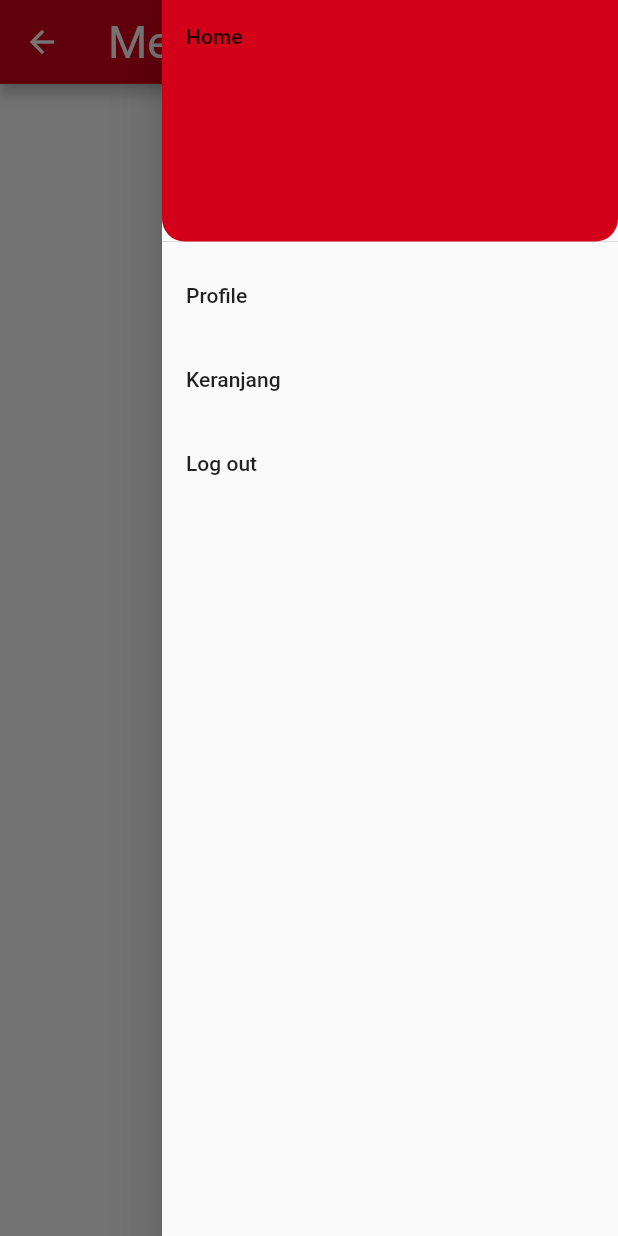
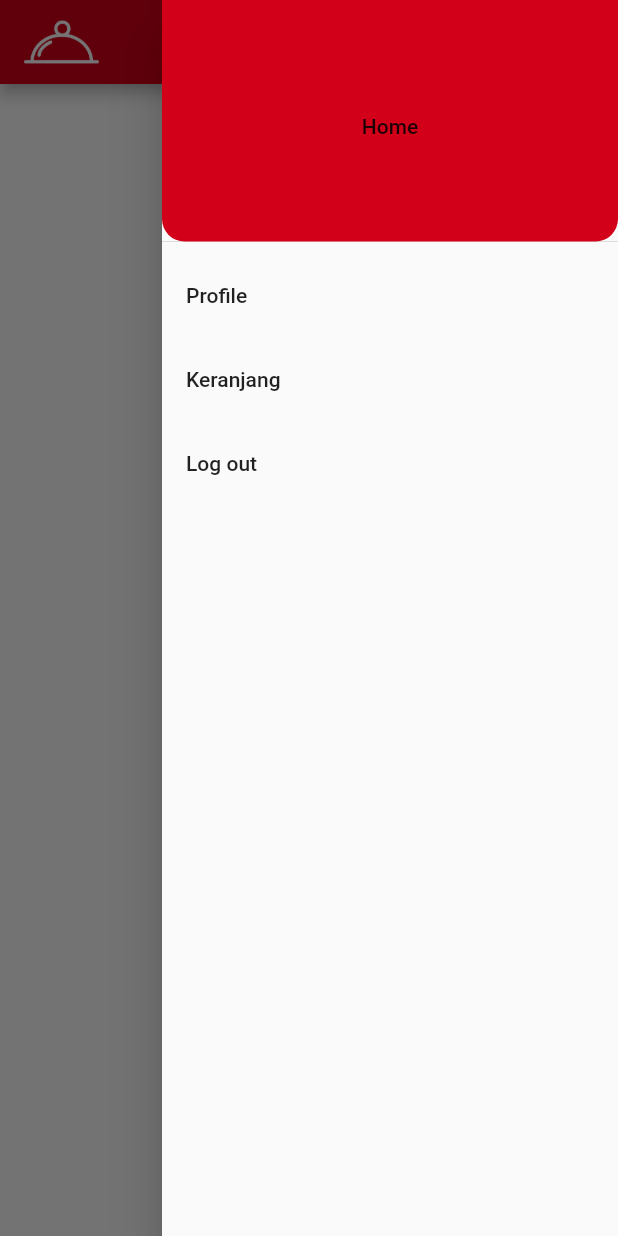
Before and after one commit to glenrioariesto/menu_master, a Flutter app: the Home screen opened by its route, with the side drawer open, on a phone screen of 412 x 824 dp. Run offline on Flutter 3.47's test engine with Material 2 defaults, Android fonts, the phone set to English and light mode, and no system bars; our stand-ins replace firebase_auth, firebase_core; accounts and stored records are empty; Roboto replaces fonts that are missing (Climate Crisis).

```diff
--- a/lib/main.dart
+++ b/lib/main.dart
@@ -1,4 +1,5 @@
 import 'package:firebase_core/firebase_core.dart';
+import 'package:menu_master/view/profile.dart';
 import 'firebase_options.dart';
 
 import 'package:flutter/material.dart';
@@ -27,6 +28,7 @@ class MyApp extends StatelessWidget {
         Home.nameRoute: (context) => const Home(title: 'Menu Master'),
         Login.nameRoute: (context) => const Login(title: 'Login Menu Master'),
         Register.nameRoute: (context) => const Register(),
+        Profile.nameRoute: (context) => const Profile(),
       },
     );
   }
--- a/lib/view/home.dart
+++ b/lib/view/home.dart
@@ -1,6 +1,5 @@
 import 'package:flutter/material.dart';
 import 'package:menu_master/shared/constants.dart';
-// import 'package:menu_master/shared/constants.dart';
 import 'package:menu_master/widgets/widgets_drawerhome.dart';
 
 class Home extends StatefulWidget {
@@ -18,11 +17,24 @@ class _HomeState extends State<Home> {
   Widget build(BuildContext context) {
     return Scaffold(
       appBar: AppBar(
-        centerTitle: true,
+        automaticallyImplyLeading: false,
         backgroundColor: ColorPalette.primaryColor,
         title: Row(
           children: [
-            Text(widget.title),
+            Image.asset(
+              'assets/images/logoMenuMaster.png',
+              height: 50,
+              width: 50,
+              fit: BoxFit.cover,
+            ),
+            SizedBox(
+              width: MediaQuery.of(context).size.width * 0.12,
+            ),
+            Text(
+              widget.title,
+              textAlign: TextAlign.center,
+              style: const TextStyle(color: ColorPalette.textColorMM),
+            ),
           ],
         ),
         titleTextStyle: const TextStyle(
--- a/lib/view/profile.dart
+++ b/lib/view/profile.dart
@@ -2,6 +2,7 @@ import 'package:flutter/material.dart';
 
 class Profile extends StatelessWidget {
   const Profile({super.key});
+  static const nameRoute = '/profile';
 
   @override
   Widget build(BuildContext context) {
--- a/lib/widgets/widgets_drawerhome.dart
+++ b/lib/widgets/widgets_drawerhome.dart
@@ -1,5 +1,6 @@
 import 'package:flutter/material.dart';
 import 'package:menu_master/shared/constants.dart';
+import 'package:menu_master/view/profile.dart';
 
 class DrawerHome extends StatelessWidget {
   const DrawerHome({super.key});
@@ -19,13 +20,13 @@ class DrawerHome extends StatelessWidget {
                 color: ColorPalette.primaryColor,
                 borderRadius:
                     BorderRadius.vertical(bottom: Radius.circular(15))),
-            child: Text('Home'),
+            child: Center(child: Text('Home')),
           ),
           ListTile(
             title: const Text('Profile'),
             onTap: () {
               // Update the state of the app.
-              // ...
+              Navigator.pushNamed(context, Profile.nameRoute);
             },
           ),
           ListTile(
--- a/lib/widgets/widgets_loginform.dart
+++ b/lib/widgets/widgets_loginform.dart
@@ -21,6 +21,8 @@ class _LoginFormState extends State<LoginForm> {
   Widget build(BuildContext context) {
     return Form(
       key: _formKey,
+      child: Padding(
+        padding: const EdgeInsets.all(50.0),
         child: Column(
           crossAxisAlignment: CrossAxisAlignment.start,
           children: [
@@ -115,6 +117,7 @@ class _LoginFormState extends State<LoginForm> {
             ),
           ],
         ),
+      ),
     );
   }
 }
```
Lines whose indentation alone changed are shown as unchanged.
